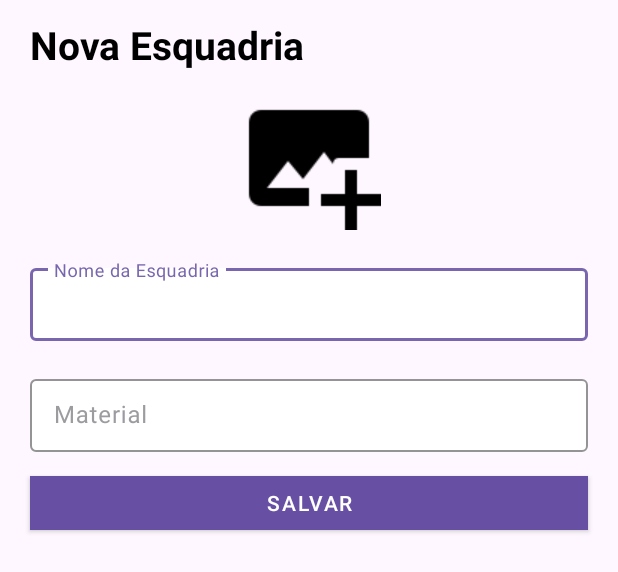
After one commit to aladinjunior/framepro, an Android app: the layout fragment_new_frame_sheet.xml on its own in the app's theme, with its tools: preview values and no code run, on a phone screen of 412 x 824 dp. The commit adds this screen. Shown: the top 572 px of the screen. Run offline under Robolectric (Android 15) with nearby library versions, the phone set to English and light mode, and no system bars.

```diff
--- a/FramePro/app/src/main/java/com/aladin/framepro/adapters/FramesAdapter.kt
+++ b/FramePro/app/src/main/java/com/aladin/framepro/adapters/FramesAdapter.kt
@@ -37,11 +37,11 @@ class FramesAdapter(private val onFrameClick: (name: String) -> Unit) : Recycler
         fun bind(frameView: FrameView){
             with(binding){
                 frameTitle.text = frameView.name
-                frameSubtitle.text = frameView.subtitle
-                frameCover.setImageResource(frameView.imgCover)
+                frameSubtitle.text = frameView.material
+                frameCover.setImageURI(frameView.imgCover)
 
                 itemView.setOnClickListener {
-                    onFrameClick.invoke(frameView.name)
+                    onFrameClick(frameView.name)
                 }
 
             }
--- a/FramePro/app/src/main/java/com/aladin/framepro/ui/FrameSheet.kt
+++ b/FramePro/app/src/main/java/com/aladin/framepro/ui/FrameSheet.kt
@@ -39,7 +39,7 @@ class FrameSheet(
         binding.saveBttn.setOnClickListener {
             with(binding) {
                 with(viewModel){
-                    if (emptyFieldError(width.text, height.text, description.text)) {
+                    if (emptySaveFieldError(width.text, height.text, description.text)) {
 
                         val frame = buildFrame(
                             name,
--- a/FramePro/app/src/main/java/com/aladin/framepro/viewmodel/AddFrameViewModel.kt
+++ b/FramePro/app/src/main/java/com/aladin/framepro/viewmodel/AddFrameViewModel.kt
@@ -36,9 +36,11 @@ class AddFrameViewModel @Inject constructor(
             description = description
         )
 
-    fun emptyFieldError(width: Editable?, height: Editable?, description: Editable?) : Boolean =
+    fun emptySaveFieldError(width: Editable?, height: Editable?, description: Editable?) : Boolean =
          width?.isNotEmpty() == true && height?.isNotEmpty() == true && description?.isNotEmpty() == true
 
+    fun emptyAddFieldError(name: String, material: String) : Boolean =
+        name.isNotEmpty() && material.isNotEmpty()
 
     fun addFrameToList(frame: Frame) = viewModelScope.launch {
         listOfFrames.add(frame)
--- a/FramePro/app/src/main/java/com/aladin/framepro/viewmodel/RegisterViewModel.kt
+++ b/FramePro/app/src/main/java/com/aladin/framepro/viewmodel/RegisterViewModel.kt
@@ -21,8 +21,8 @@ class RegisterViewModel @Inject constructor(
 ) : AndroidViewModel(application) {
 
 
-    fun emptyFieldError(name: String, address: String) : Boolean =
-        name.isEmpty() or name.isBlank() or address.isEmpty() or address.isBlank()
+    fun emptyFieldError(firstField: String, secondField: String) : Boolean =
+        firstField.isEmpty() or firstField.isBlank() or secondField.isEmpty() or secondField.isBlank()
 
 
     val allRegisters: LiveData<List<Register>> = dataSource.allRegisters
--- /dev/null
+++ b/FramePro/app/src/main/res/layout/fragment_new_frame_sheet.xml
@@ -0,0 +1,74 @@
+<?xml version="1.0" encoding="utf-8"?>
+<LinearLayout xmlns:android="http://schemas.android.com/apk/res/android"
+    xmlns:app="http://schemas.android.com/apk/res-auto"
+    xmlns:tools="http://schemas.android.com/tools"
+    android:layout_width="match_parent"
+    android:layout_height="match_parent"
+    android:orientation="vertical"
+    tools:context=".ui.NewRegisterSheet">
+
+
+    <TextView
+        android:id="@+id/new_register_txt"
+        android:layout_width="match_parent"
+        android:layout_height="wrap_content"
+        android:layout_marginStart="20dp"
+        android:layout_marginTop="12dp"
+        android:text="@string/new_frame"
+        android:textColor="@color/black"
+        android:textSize="26sp"
+        android:textStyle="bold" />
+
+    <ImageView
+        android:id="@+id/add_photo"
+        android:layout_width="wrap_content"
+        android:layout_height="wrap_content"
+        android:src="@drawable/add_photo"
+        android:layout_gravity="center"
+        android:layout_marginVertical="10dp"
+        />
+
+
+    <com.google.android.material.textfield.TextInputLayout
+        style="@style/TextInputLayoutUniqueColorForThemes"
+        android:layout_width="match_parent"
+        android:layout_height="wrap_content"
+        android:layout_marginHorizontal="20dp"
+        android:layout_marginVertical="10dp">
+
+        <com.google.android.material.textfield.TextInputEditText
+            android:id="@+id/name"
+            android:layout_width="match_parent"
+            android:layout_height="wrap_content"
+            android:hint="@string/frame_name"
+            android:textColor="@color/black" />
+
+    </com.google.android.material.textfield.TextInputLayout>
+
+    <com.google.android.material.textfield.TextInputLayout
+        style="@style/TextInputLayoutUniqueColorForThemes"
+        android:layout_width="match_parent"
+        android:layout_height="wrap_content"
+        android:layout_marginHorizontal="20dp"
+        android:layout_marginVertical="10dp">
+
+        <com.google.android.material.textfield.TextInputEditText
+            android:id="@+id/material"
+            android:layout_width="match_parent"
+            android:layout_height="wrap_content"
+            android:hint="@string/material"
+            android:textColor="@color/black" />
+
+    </com.google.android.material.textfield.TextInputLayout>
+
+    <com.google.android.material.button.MaterialButton
+        android:id="@+id/save_bttn"
+        style="@style/NoRoundedCornersButton"
+        android:layout_width="match_parent"
+        android:layout_height="wrap_content"
+        android:layout_marginHorizontal="20dp"
+        android:backgroundTint="@color/purple_button"
+        android:text="@string/save"
+        android:textColor="@color/white" />
+
+</LinearLayout>
--- a/FramePro/app/src/main/res/values/strings.xml
+++ b/FramePro/app/src/main/res/values/strings.xml
@@ -46,4 +46,7 @@
     <string name="instagram">Instagram</string>
     <string name="linkedin">Linkedin</string>
     <string name="registers">Registros</string>
+    <string name="new_frame">Nova Esquadria</string>
+    <string name="material">Material</string>
+    <string name="frame_name">Nome da Esquadria</string>
 </resources>
```
Also changed, not shown: FramePro/app/src/main/java/com/aladin/framepro/data/models/FrameView.kt (+32 -3 lines), FramePro/app/src/main/java/com/aladin/framepro/extensions/Extensions.kt (+23 -26 lines), FramePro/app/src/main/java/com/aladin/framepro/ui/FramesFragment.kt (+7 -3 lines), FramePro/app/src/main/java/com/aladin/framepro/ui/NewFrameSheet.kt (added, +65 -0 lines).
